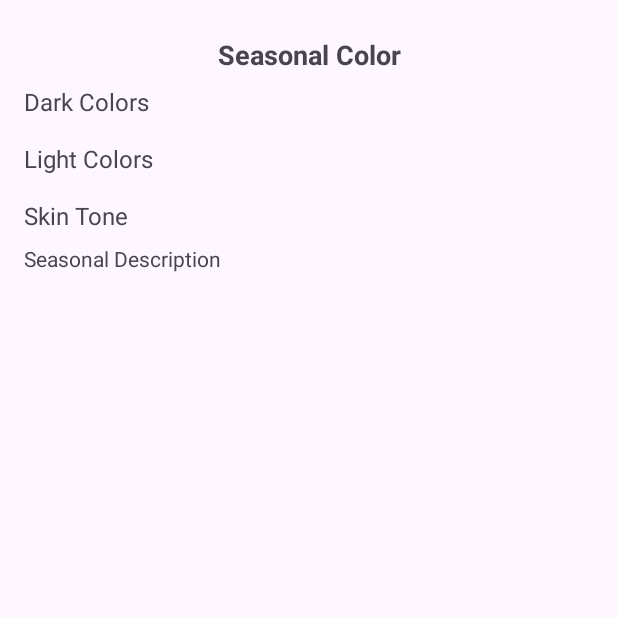
After one commit to auriorajaa/smartfit-final-capstone-bangkit, an Android app: the ResultActivity screen opened directly, with no data from a screen before it, on a phone screen of 412 x 824 dp, the top half of it. The commit adds this screen. Run offline under Robolectric (Android 15) with nearby library versions, the light colour scheme and no system bars.

Commit message:
Sudah ada result tapi blom sempurna, masih ada gambar yang di scan error

```diff
--- a/app/build.gradle.kts
+++ b/app/build.gradle.kts
@@ -16,6 +16,7 @@ android {
         versionName = "1.0"
 
         testInstrumentationRunner = "androidx.test.runner.AndroidJUnitRunner"
+        buildConfigField ("String", "API_BASE_URL", "\"https://ancient-wave-440505-q8.et.r.appspot.com/\"")
     }
 
     buildTypes {
@@ -36,6 +37,7 @@ android {
     }
     buildFeatures {
         viewBinding = true
+        buildConfig = true
     }
 }
 
@@ -50,6 +52,10 @@ dependencies {
     androidTestImplementation(libs.androidx.espresso.core)
 
     // Dependency Tambahan
+    implementation (libs.ucrop)
+    implementation(libs.retrofit)
+    implementation(libs.converter.gson)
+    implementation(libs.okhttp)
 
     // Dependency Firebase
     implementation(libs.firebase.auth)
--- /dev/null
+++ b/app/src/main/res/layout/activity_result.xml
@@ -0,0 +1,97 @@
+<?xml version="1.0" encoding="utf-8"?>
+<ScrollView xmlns:android="http://schemas.android.com/apk/res/android"
+    xmlns:app="http://schemas.android.com/apk/res-auto"
+    android:layout_width="match_parent"
+    android:layout_height="match_parent"
+    android:padding="16dp">
+
+    <androidx.constraintlayout.widget.ConstraintLayout
+        android:layout_width="match_parent"
+        android:layout_height="wrap_content">
+
+        <TextView
+            android:id="@+id/seasonalColorLabel"
+            android:layout_width="wrap_content"
+            android:layout_height="wrap_content"
+            android:layout_marginTop="8dp"
+            android:text="Seasonal Color"
+            android:textSize="18sp"
+            android:textStyle="bold"
+            app:layout_constraintEnd_toEndOf="parent"
+            app:layout_constraintStart_toStartOf="parent"
+            app:layout_constraintTop_toTopOf="parent" />
+
+        <TextView
+            android:id="@+id/darkColorsLabel"
+            android:layout_width="wrap_content"
+            android:layout_height="wrap_content"
+            android:layout_marginTop="8dp"
+            android:text="Dark Colors"
+            android:textSize="16sp"
+            app:layout_constraintStart_toStartOf="parent"
+            app:layout_constraintTop_toBottomOf="@id/seasonalColorLabel" />
+
+        <LinearLayout
+            android:id="@+id/darkColorsLayout"
+            android:layout_width="match_parent"
+            android:layout_height="wrap_content"
+            android:layout_marginTop="8dp"
+            android:gravity="center"
+            android:orientation="horizontal"
+            app:layout_constraintEnd_toEndOf="parent"
+            app:layout_constraintStart_toStartOf="parent"
+            app:layout_constraintTop_toBottomOf="@id/darkColorsLabel" />
+
+        <TextView
+            android:id="@+id/lightColorsLabel"
+            android:layout_width="wrap_content"
+            android:layout_height="wrap_content"
+            android:layout_marginTop="8dp"
+            android:text="Light Colors"
+            android:textSize="16sp"
+            app:layout_constraintStart_toStartOf="parent"
+            app:layout_constraintTop_toBottomOf="@id/darkColorsLayout" />
+
+        <LinearLayout
+            android:id="@+id/lightColorsLayout"
+            android:layout_width="match_parent"
+            android:layout_height="wrap_content"
+            android:layout_marginTop="8dp"
+            android:gravity="center"
+            android:orientation="horizontal"
+            app:layout_constraintEnd_toEndOf="parent"
+            app:layout_constraintStart_toStartOf="parent"
+            app:layout_constraintTop_toBottomOf="@id/lightColorsLabel" />
+
+        <TextView
+            android:id="@+id/skinToneLabel"
+            android:layout_width="wrap_content"
+            android:layout_height="wrap_content"
+            android:layout_marginTop="8dp"
+            android:text="Skin Tone"
+            android:textSize="16sp"
+            app:layout_constraintStart_toStartOf="parent"
+            app:layout_constraintTop_toBottomOf="@id/lightColorsLayout" />
+
+        <TextView
+            android:id="@+id/seasonalDescription"
+            android:layout_width="0dp"
+            android:layout_height="wrap_content"
+            android:layout_marginTop="8dp"
+            android:text="Seasonal Description"
+            android:textSize="14sp"
+            app:layout_constraintEnd_toEndOf="parent"
+            app:layout_constraintStart_toStartOf="parent"
+            app:layout_constraintTop_toBottomOf="@id/skinToneLabel" />
+
+        <androidx.recyclerview.widget.RecyclerView
+            android:id="@+id/outfitRecommendations"
+            android:layout_width="0dp"
+            android:layout_height="wrap_content"
+            android:layout_marginTop="16dp"
+            app:layout_constraintEnd_toEndOf="parent"
+            app:layout_constraintStart_toStartOf="parent"
+            app:layout_constraintTop_toBottomOf="@id/seasonalDescription" />
+
+    </androidx.constraintlayout.widget.ConstraintLayout>
+</ScrollView>
--- /dev/null
+++ b/app/src/main/res/xml/file_paths.xml
@@ -0,0 +1,5 @@
+<?xml version="1.0" encoding="utf-8"?>
+<paths xmlns:android="http://schemas.android.com/apk/res/android">
+    <external-path name="my_images" path="/" />
+    <files-path name="files" path="." />
+</paths>
--- a/settings.gradle.kts
+++ b/settings.gradle.kts
@@ -16,6 +16,7 @@ dependencyResolutionManagement {
     repositories {
         google()
         mavenCentral()
+        maven { url = uri("https://jitpack.io") }
     }
 }
 
```
Also changed, not shown: app/src/main/AndroidManifest.xml (+26 -0 lines), app/src/main/java/com/example/smartfit/ChooseActivity.kt (+91 -28 lines), app/src/main/java/com/example/smartfit/OutfitRecommendationAdapter.kt (added, +31 -0 lines), app/src/main/java/com/example/smartfit/ResultActivity.kt (added, +113 -0 lines), app/src/main/java/com/example/smartfit/ScanActivity.kt (added, +63 -0 lines), app/src/main/java/com/example/smartfit/network/ApiService.kt (added, +18 -0 lines), app/src/main/java/com/example/smartfit/network/RetrofitClient.kt (added, +18 -0 lines), app/src/main/java/com/example/smartfit/network/StyleRecommendationResponse.kt (added, +27 -0 lines), app/src/main/res/layout/activity_scan.xml (added, +80 -0 lines), app/src/main/res/layout/item_outfit_recommendation.xml (added, +18 -0 lines), gradle/libs.versions.toml (+8 -0 lines).
